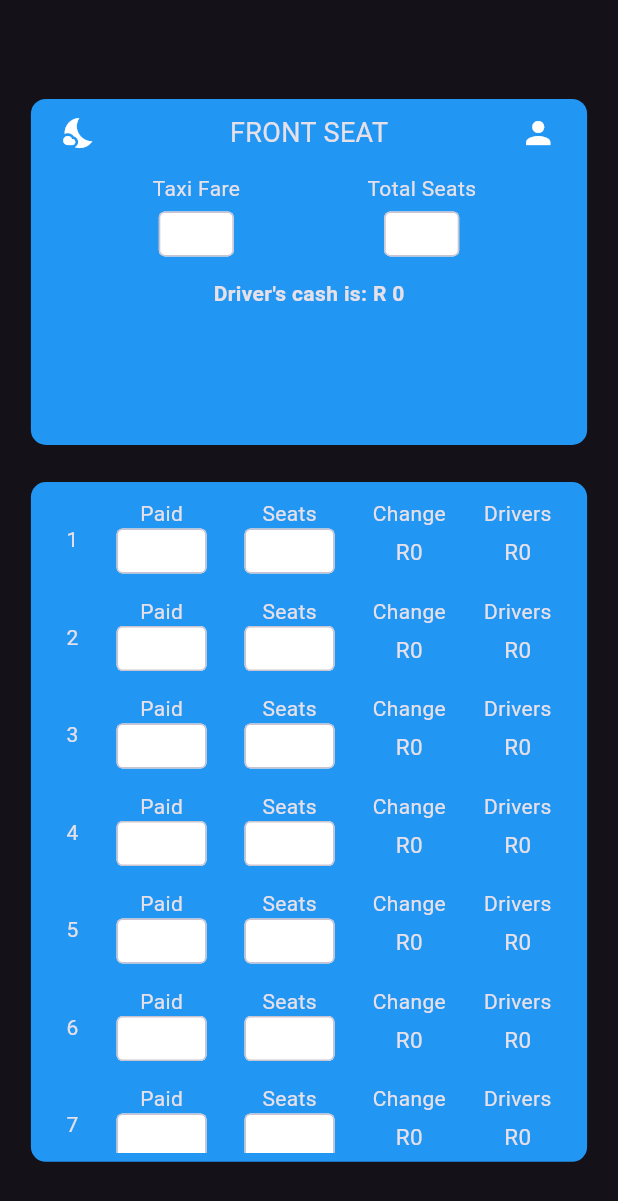
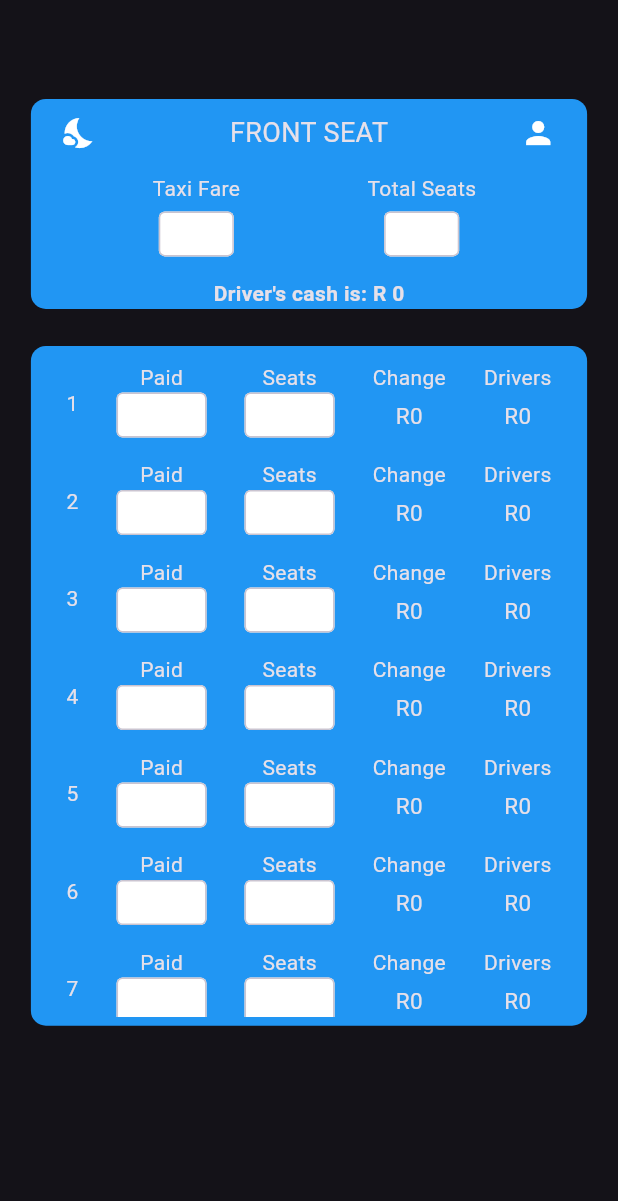
Before and after one commit to GiftSibiya/flutter_FrontSeat, a Flutter app: the screen it shows after launch, on a phone screen of 412 x 824 dp. Shown: the top 1201 px of the screen. Run offline on Flutter 3.47's test engine with Material 3 defaults, Android fonts, the phone set to English and light mode, and no system bars.

Commit message:
app heigh box adjust

```diff
--- a/taxi_math_flutter/lib/src/features/screens/main_screen.dart
+++ b/taxi_math_flutter/lib/src/features/screens/main_screen.dart
@@ -89,14 +89,14 @@ class _MainScreenState extends State<MainScreen> {
                     Center(
                         ///// Thsi will be our appbar ////
                         child: Container(
-                      height: MediaQuery.of(context).size.height * 0.28,
                       width: MediaQuery.of(context).size.width * 0.9,
 
                       decoration: BoxDecoration(
                         color: _iconBool ? lightColor : darkColor,
                         borderRadius: const BorderRadius.all(
                           Radius.circular(10),
-                          )),
+                        ),
+                      ),
 
                       //Here is the main coumn below
                       child: Column(children: [
@@ -106,8 +106,7 @@ class _MainScreenState extends State<MainScreen> {
                           children: [
                             ////
                             Container(
-                                padding:
-                                    const EdgeInsets.symmetric(vertical: 10),
+                              padding: const EdgeInsets.symmetric(vertical: 10),
                               width: MediaQuery.of(context).size.width * 0.8,
                               decoration: const BoxDecoration(
                                 borderRadius: BorderRadius.vertical(
@@ -119,9 +118,11 @@ class _MainScreenState extends State<MainScreen> {
                                 children: [
                                   GestureDetector(
                                     onTap: () {
-                                        setState(() {
+                                      setState(
+                                        () {
                                           _iconBool = !_iconBool;
-                                        });
+                                        },
+                                      );
                                     },
                                     child: Icon(
                                         _iconBool ? _iconLight : _iconDark),
@@ -145,7 +146,8 @@ class _MainScreenState extends State<MainScreen> {
                             )
 
                             ///
-                            ]),
+                          ],
+                        ),
                         Row(
                           // This is the row for the taxi fare an passanger counts
                           mainAxisAlignment: MainAxisAlignment.spaceEvenly,
@@ -240,7 +242,7 @@ class _MainScreenState extends State<MainScreen> {
                               height: 55,
                               decoration: const BoxDecoration(
                                 borderRadius:
-                                    const BorderRadius.all(Radius.circular(10)),
+                                    BorderRadius.all(Radius.circular(10)),
                               ),
                               child: Row(
                                 mainAxisAlignment:
@@ -296,7 +298,7 @@ class _MainScreenState extends State<MainScreen> {
                                         height: 5,
                                       ),
                                       Text(
-                                        "R" + change1.toString(),
+                                        "R$change1",
                                         style: TextStyle(fontSize: rowDataSize),
                                       )
                                     ],
@@ -306,7 +308,7 @@ class _MainScreenState extends State<MainScreen> {
                                       const Text("Drivers"),
                                       const SizedBox(height: 5),
                                       Text(
-                                        "R" + drivers1.toString(),
+                                        "R$drivers1",
                                         style: TextStyle(fontSize: rowDataSize),
                                       )
                                     ],
@@ -381,7 +383,7 @@ class _MainScreenState extends State<MainScreen> {
                                         height: 5,
                                       ),
                                       Text(
-                                        "R" + change2.toString(),
+                                        "R$change2",
                                         style: TextStyle(fontSize: rowDataSize),
                                       )
                                     ],
@@ -391,7 +393,7 @@ class _MainScreenState extends State<MainScreen> {
                                       const Text("Drivers"),
                                       const SizedBox(height: 5),
                                       Text(
-                                        "R" + drivers2.toString(),
+                                        "R$drivers2",
                                         style: TextStyle(fontSize: rowDataSize),
                                       )
                                     ],
@@ -465,7 +467,7 @@ class _MainScreenState extends State<MainScreen> {
                                         height: 5,
                                       ),
                                       Text(
-                                        "R" + change3.toString(),
+                                        "R$change3",
                                         style: TextStyle(fontSize: rowDataSize),
                                       )
                                     ],
@@ -475,7 +477,7 @@ class _MainScreenState extends State<MainScreen> {
                                       const Text("Drivers"),
                                       const SizedBox(height: 5),
                                       Text(
-                                        "R" + drivers3.toString(),
+                                        "R$drivers3",
                                         style: TextStyle(fontSize: rowDataSize),
                                       )
                                     ],
@@ -549,7 +551,7 @@ class _MainScreenState extends State<MainScreen> {
                                         height: 5,
                                       ),
                                       Text(
-                                        "R" + change4.toString(),
+                                        "R$change4",
                                         style: TextStyle(fontSize: rowDataSize),
                                       )
                                     ],
@@ -559,7 +561,7 @@ class _MainScreenState extends State<MainScreen> {
                                       const Text("Drivers"),
                                       const SizedBox(height: 5),
                                       Text(
-                                        "R" + drivers4.toString(),
+                                        "R$drivers4",
                                         style: TextStyle(fontSize: rowDataSize),
                                       )
                                     ],
@@ -633,7 +635,7 @@ class _MainScreenState extends State<MainScreen> {
                                         height: 5,
                                       ),
                                       Text(
-                                        "R" + change5.toString(),
+                                        "R$change5",
                                         style: TextStyle(fontSize: rowDataSize),
                                       )
                                     ],
@@ -643,7 +645,7 @@ class _MainScreenState extends State<MainScreen> {
                                       const Text("Drivers"),
                                       const SizedBox(height: 5),
                                       Text(
-                                        "R" + drivers5.toString(),
+                                        "R$drivers5",
                                         style: TextStyle(fontSize: rowDataSize),
                                       )
                                     ],
@@ -717,7 +719,7 @@ class _MainScreenState extends State<MainScreen> {
                                         height: 5,
                                       ),
                                       Text(
-                                        "R" + change6.toString(),
+                                        "R$change6",
                                         style: TextStyle(fontSize: rowDataSize),
                                       )
                                     ],
@@ -727,7 +729,7 @@ class _MainScreenState extends State<MainScreen> {
                                       const Text("Drivers"),
                                       const SizedBox(height: 5),
                                       Text(
-                                        "R" + drivers6.toString(),
+                                        "R$drivers6",
                                         style: TextStyle(fontSize: rowDataSize),
                                       )
                                     ],
@@ -743,8 +745,9 @@ class _MainScreenState extends State<MainScreen> {
                               width: 280,
                               height: 55,
                               decoration: const BoxDecoration(
-                                borderRadius:
-                                    BorderRadius.all(Radius.circular(10)),
+                                borderRadius: BorderRadius.all(
+                                  Radius.circular(10),
+                                ),
                               ),
                               child: Row(
                                 mainAxisAlignment:
@@ -800,7 +803,7 @@ class _MainScreenState extends State<MainScreen> {
                                         height: 5,
                                       ),
                                       Text(
-                                        "R" + change7.toString(),
+                                        "R$change7",
                                         style: TextStyle(fontSize: rowDataSize),
                                       )
                                     ],
@@ -810,7 +813,7 @@ class _MainScreenState extends State<MainScreen> {
                                       const Text("Drivers"),
                                       const SizedBox(height: 5),
                                       Text(
-                                        "R" + drivers7.toString(),
+                                        "R$drivers7",
                                         style: TextStyle(fontSize: rowDataSize),
                                       )
                                     ],
```
Lines whose indentation alone changed are shown as unchanged.
